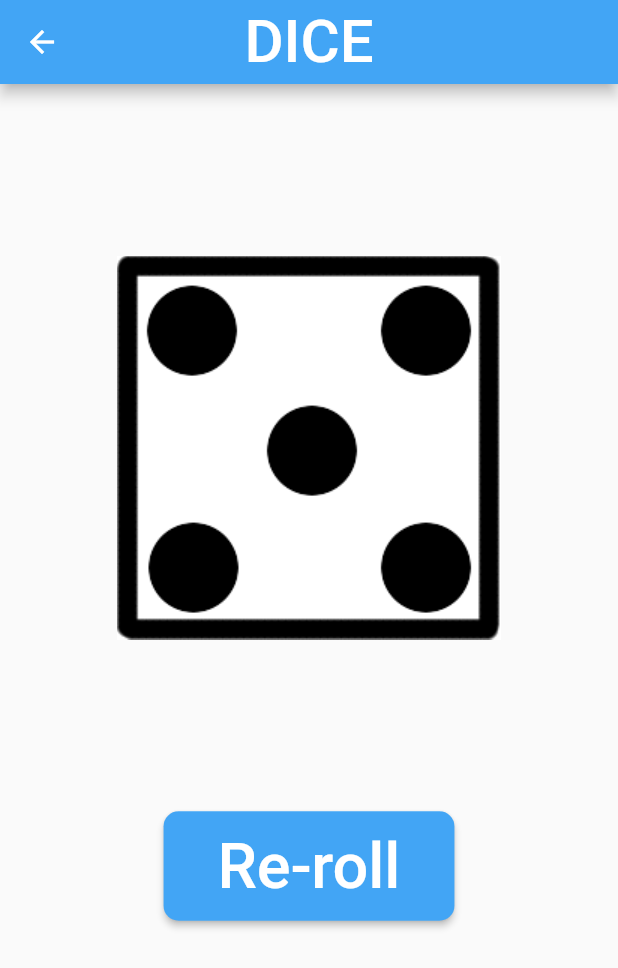
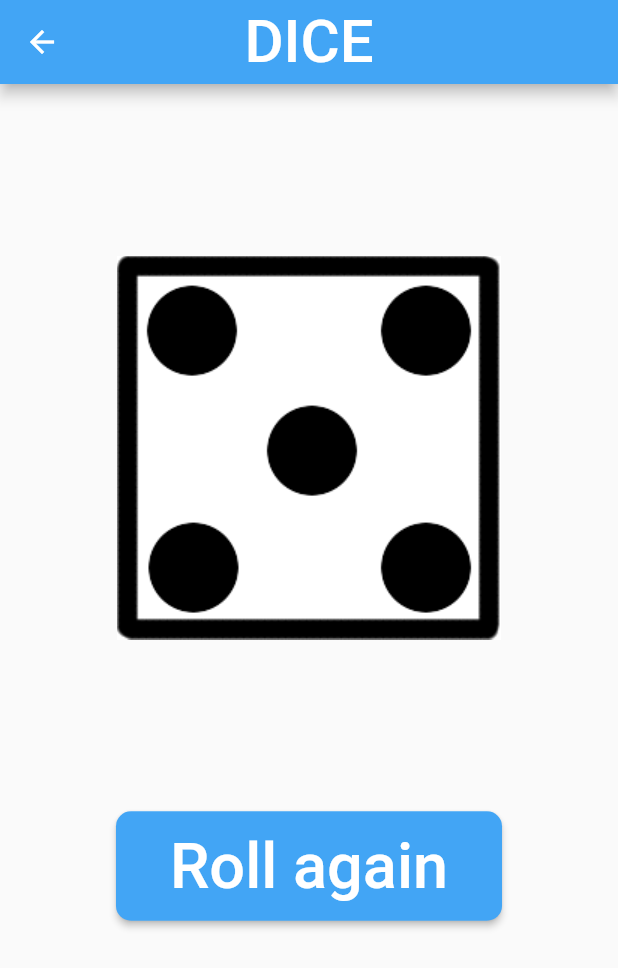
Before and after one commit to Mat029/Dice, a Flutter app: the screen it shows after launch, after a tap on "Roll", on a phone screen of 412 x 824 dp. Shown: the top 968 px of the screen. Run offline on Flutter 3.47's test engine with Material 2 defaults, Android fonts, the phone set to English and light mode, and no system bars; our stand-ins replace adaptive_theme, package_info_plus, shared_preferences; missing offline and left inert: store_redirect; generated files the repository leaves out were written again.

Commit message:
1.0.0 : first stable release

```diff
--- a/lib/l10n/app_de.arb
+++ b/lib/l10n/app_de.arb
@@ -9,9 +9,9 @@
   "nbsides": "Anzahl der Gesichter :",
   "night": "Thema auf Nacht einstellen",
   "privacy": "Datenschutzbestimmungen",
-  "reroll": "wiederbeleben",
+  "reroll": "Würfeln",
   "review": "Eine Bewertung abgeben",
-  "roll": "Werfen",
+  "roll": "Würfeln",
   "settings": "EINSTELLUNGEN",
   "show": "Die Gesichter zeigen",
   "system": "Thema auf System setzen",
--- a/lib/l10n/app_en.arb
+++ b/lib/l10n/app_en.arb
@@ -9,7 +9,7 @@
   "nbsides": "Number of sides :",
   "night": "set theme to dark",
   "privacy": "Privacy Policy",
-  "reroll": "Re-roll",
+  "reroll": "Roll again",
   "review": "Put a comment",
   "roll": "Roll",
   "settings": "SETTINGS",
--- a/lib/main.dart
+++ b/lib/main.dart
@@ -112,7 +112,7 @@ class _MyAppState extends State<MyApp> {
                 Locale('en', ''),
                 Locale('es', ''),
                 Locale("fr", ""),
-                Locale("de", "")
+                Locale("de", ""),
               ],
               home: Base(),
             ));
--- a/lib/page/home.dart
+++ b/lib/page/home.dart
@@ -47,7 +47,7 @@ class _InitPageState extends State<InitPage> {
             ),
             Text(
               AppLocalizations.of(context)!.nbdices,
-              textScaleFactor: 2.75,
+              textScaleFactor: 2.5,
               style: TextStyle(
                 fontWeight: FontWeight.w900,
               ),
@@ -66,7 +66,7 @@ class _InitPageState extends State<InitPage> {
             Text(
               AppLocalizations.of(context)!.nbsides,
               style: TextStyle(fontWeight: FontWeight.w900),
-              textScaleFactor: 2.75,
+              textScaleFactor: 2.5,
             ),
             Slider(
                 activeColor: Theme.of(context).primaryColor,
--- a/lib/page/settings/settings2.dart
+++ b/lib/page/settings/settings2.dart
@@ -22,7 +22,7 @@ Widget settings2(context) {
           Container(
             padding: EdgeInsets.only(right: 17),
             child: Text(
-              "Beta $appVersion",
+              "$appVersion",
               textScaleFactor: 1.7,
               style: TextStyle(fontWeight: FontWeight.bold),
             ),
--- a/pubspec.yaml
+++ b/pubspec.yaml
@@ -6,7 +6,7 @@ publish_to: 'none' # Remove this line if you wish to publish to pub.dev
 # A version number is three numbers separated by dots, like 1.2.43
 # followed by an optional build number separated by a +.
 # build by specifying --build-name and --build-number, respectively.
-version: 2.0.2+9
+version: 1.0.0+10
 
 environment:
   sdk: ">=2.12.0 <3.0.0"
```
Also changed, not shown: image/download_google_play.png (added), image/icon.png (added), image/image1.jpeg (added), image/image2.jpeg (added), image/image4.jpeg (added), image/image5.jpeg (added), pubspec.lock, 5 other files.
